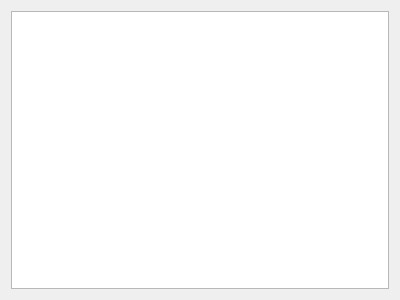
First picture: the form in src/ui/marklist.ui, repository metaxy/openBibleViewer, before the edit.
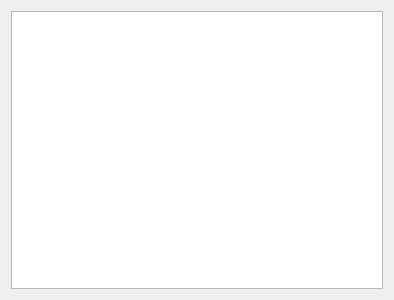
Second picture: the form after the edit.

Commit message: better marklist

Diff of the .ui file:
```diff
--- a/src/ui/marklist.ui
+++ b/src/ui/marklist.ui
@@ -6,7 +6,7 @@
    <rect>
     <x>0</x>
     <y>0</y>
-    <width>400</width>
+    <width>394</width>
     <height>300</height>
    </rect>
   </property>
@@ -22,6 +22,18 @@
      <property name="selectionMode">
       <enum>QAbstractItemView::MultiSelection</enum>
      </property>
+     <property name="selectionBehavior">
+      <enum>QAbstractItemView::SelectRows</enum>
+     </property>
+     <property name="sortingEnabled">
+      <bool>true</bool>
+     </property>
+     <attribute name="horizontalHeaderDefaultSectionSize">
+      <number>170</number>
+     </attribute>
+     <attribute name="horizontalHeaderDefaultSectionSize">
+      <number>170</number>
+     </attribute>
     </widget>
    </item>
   </layout>
```
The commit also changes 2 other files.
